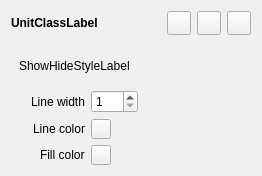
Before: the Qt Designer form src/apps/openfluid-builder/spatial/UnitsClassWidget.ui in OpenFLUID/openfluid, drawn with Qt 5.
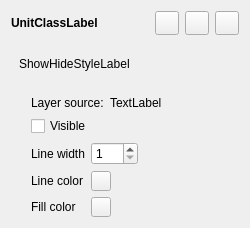
After: the same form once the commit is applied. Custom widgets are drawn as their Qt base class.

Diff of the .ui file:
```diff
--- a/src/apps/openfluid-builder/spatial/UnitsClassWidget.ui
+++ b/src/apps/openfluid-builder/spatial/UnitsClassWidget.ui
@@ -6,8 +6,8 @@
    <rect>
     <x>0</x>
     <y>0</y>
-    <width>262</width>
-    <height>176</height>
+    <width>250</width>
+    <height>228</height>
    </rect>
   </property>
   <property name="sizePolicy">
@@ -16,6 +16,12 @@
     <verstretch>0</verstretch>
    </sizepolicy>
   </property>
+  <property name="minimumSize">
+   <size>
+    <width>250</width>
+    <height>0</height>
+   </size>
+  </property>
   <property name="windowTitle">
    <string>Form</string>
   </property>
@@ -126,42 +132,69 @@
    </item>
    <item>
     <widget class="QWidget" name="StyleWidget" native="true">
-     <property name="sizePolicy">
-      <sizepolicy hsizetype="Minimum" vsizetype="Minimum">
-       <horstretch>0</horstretch>
-       <verstretch>0</verstretch>
-      </sizepolicy>
-     </property>
-     <layout class="QFormLayout" name="formLayout">
-      <property name="fieldGrowthPolicy">
-       <enum>QFormLayout::AllNonFixedFieldsGrow</enum>
-      </property>
-      <property name="labelAlignment">
-       <set>Qt::AlignRight|Qt::AlignTrailing|Qt::AlignVCenter</set>
-      </property>
-      <property name="formAlignment">
-       <set>Qt::AlignLeading|Qt::AlignLeft|Qt::AlignVCenter</set>
-      </property>
+     <layout class="QVBoxLayout" name="verticalLayout_3">
       <property name="leftMargin">
        <number>20</number>
       </property>
-      <property name="topMargin">
-       <number>0</number>
-      </property>
       <property name="rightMargin">
        <number>0</number>
       </property>
       <property name="bottomMargin">
        <number>0</number>
       </property>
-      <item row="1" column="0">
+      <item>
+       <layout class="QHBoxLayout" name="horizontalLayout_2">
+        <item>
+         <widget class="QLabel" name="label_4">
+          <property name="sizePolicy">
+           <sizepolicy hsizetype="Maximum" vsizetype="Preferred">
+            <horstretch>0</horstretch>
+            <verstretch>0</verstretch>
+           </sizepolicy>
+          </property>
+          <property name="text">
+           <string>Layer source:</string>
+          </property>
+         </widget>
+        </item>
+        <item>
+         <widget class="QLabel" name="LayerSourceLabel">
+          <property name="text">
+           <string>TextLabel</string>
+          </property>
+         </widget>
+        </item>
+       </layout>
+      </item>
+      <item>
+       <widget class="QWidget" name="StyleParamsWidget" native="true">
+        <property name="sizePolicy">
+         <sizepolicy hsizetype="Minimum" vsizetype="Minimum">
+          <horstretch>0</horstretch>
+          <verstretch>0</verstretch>
+         </sizepolicy>
+        </property>
+        <layout class="QVBoxLayout" name="verticalLayout_2">
+         <property name="margin">
+          <number>0</number>
+         </property>
+         <item>
+          <widget class="QCheckBox" name="VisibleCheckBox">
+           <property name="text">
+            <string>Visible</string>
+           </property>
+          </widget>
+         </item>
+         <item>
+          <layout class="QFormLayout" name="formLayout">
+           <item row="0" column="0">
        <widget class="QLabel" name="label">
         <property name="text">
          <string>Line width</string>
         </property>
        </widget>
       </item>
-      <item row="1" column="1">
+           <item row="0" column="1">
        <widget class="QSpinBox" name="LineWidthSpinBox">
         <property name="sizePolicy">
          <sizepolicy hsizetype="Maximum" vsizetype="Fixed">
@@ -183,14 +216,14 @@
         </property>
        </widget>
       </item>
-      <item row="2" column="0">
+           <item row="1" column="0">
        <widget class="QLabel" name="label_2">
         <property name="text">
          <string>Line color</string>
         </property>
        </widget>
       </item>
-      <item row="2" column="1">
+           <item row="1" column="1">
        <widget class="QPushButton" name="LineColorButton">
         <property name="maximumSize">
          <size>
@@ -203,7 +236,7 @@
         </property>
        </widget>
       </item>
-      <item row="3" column="0">
+           <item row="2" column="0">
        <widget class="QLabel" name="label_3">
         <property name="sizePolicy">
          <sizepolicy hsizetype="Minimum" vsizetype="Minimum">
@@ -216,7 +249,7 @@
         </property>
        </widget>
       </item>
-      <item row="3" column="1">
+           <item row="2" column="1">
        <widget class="QPushButton" name="FillColorButton">
         <property name="maximumSize">
          <size>
@@ -227,6 +260,11 @@
         <property name="text">
          <string/>
         </property>
+            </widget>
+           </item>
+          </layout>
+         </item>
+        </layout>
        </widget>
       </item>
      </layout>
```
Lines whose indentation alone changed are shown as unchanged.
